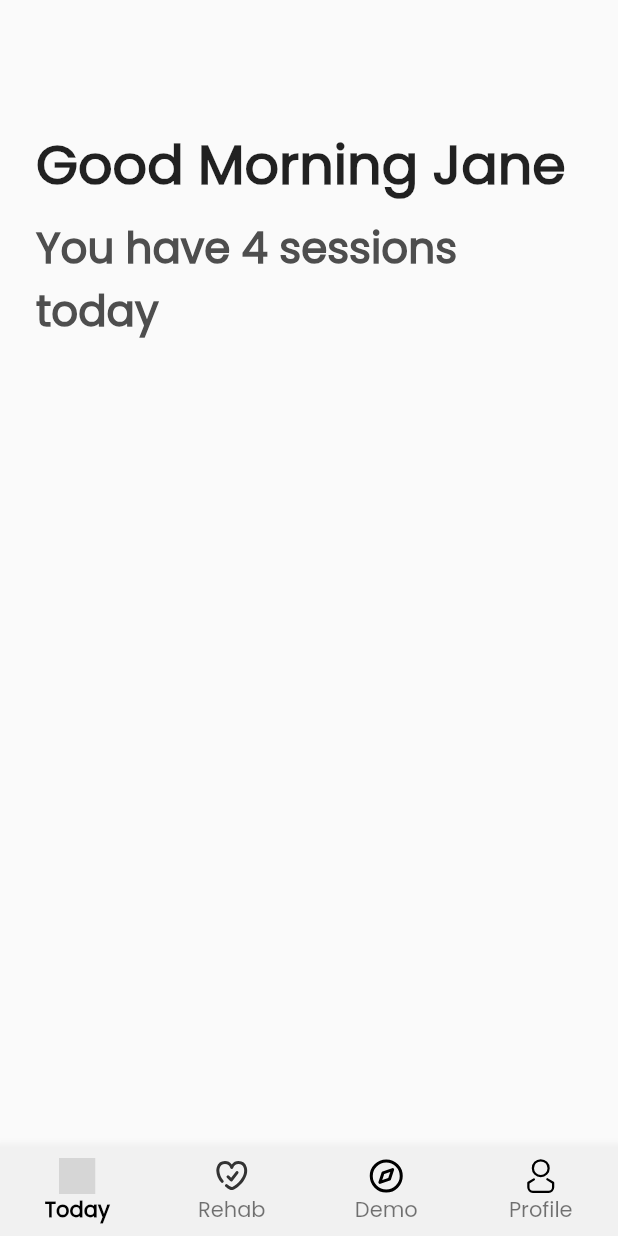
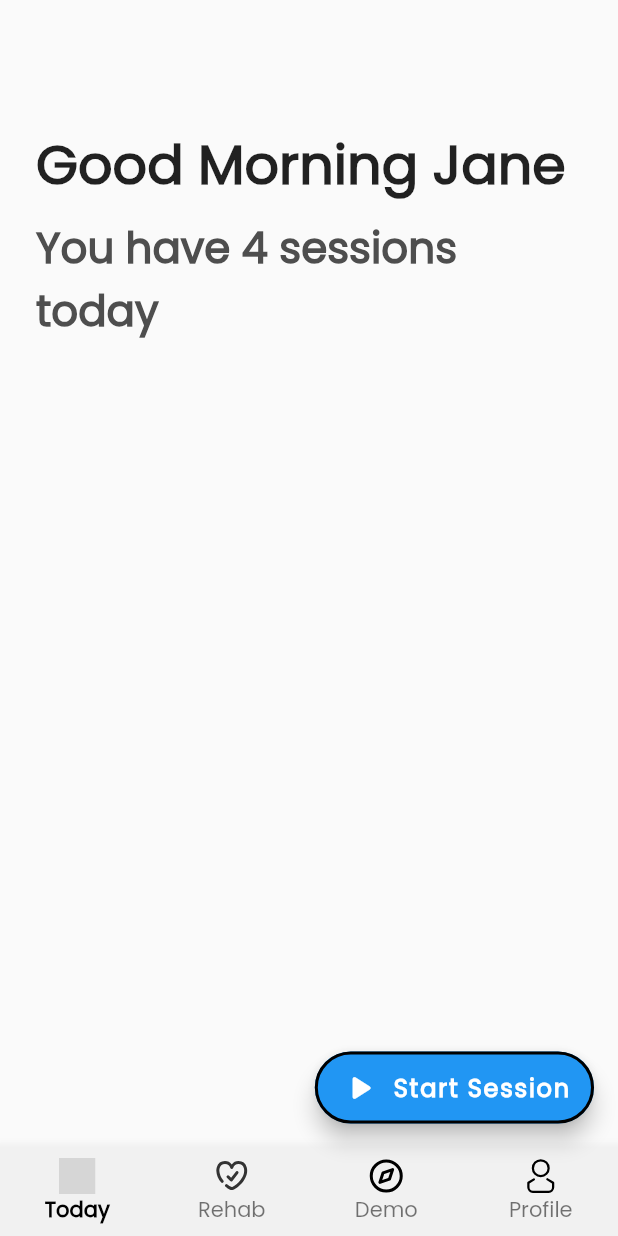
Before and after one commit to Ayush783/rootallyAi_task, a Flutter app: the Dashboard screen opened directly, on a phone screen of 412 x 824 dp. Run offline on Flutter 3.47's test engine with Material 2 defaults, Android fonts, the phone set to English and light mode, and no system bars; our stand-ins replace bloc, firebase_auth, firebase_core, firebase_database, flutter_bloc, flutter_riverpod and 2 more; accounts and stored records are empty; grey boxes are pictures that could not be loaded.

Commit message:
added a floating action button

```diff
--- a/lib/ui/dashboard/dashboard.dart
+++ b/lib/ui/dashboard/dashboard.dart
@@ -67,6 +67,23 @@ class _DashboardState extends State<Dashboard> {
           ),
         ),
         bottomNavigationBar: BottomNavBar(),
+        floatingActionButton: FloatingActionButton.extended(
+          onPressed: () {},
+          backgroundColor: Colors.blue,
+          icon: Icon(
+            Icons.play_arrow_rounded,
+            size: 28,
+          ),
+          label: Text(
+            "Start Session",
+            style: textStyle1.copyWith(fontWeight: FontWeight.bold),
+          ),
+          extendedPadding: EdgeInsets.symmetric(vertical: 4, horizontal: 16),
+          shape: RoundedRectangleBorder(
+            borderRadius: BorderRadius.circular(50),
+            side: BorderSide(color: Colors.black, width: 2),
+          ),
+        ),
       ),
     );
   }
```
